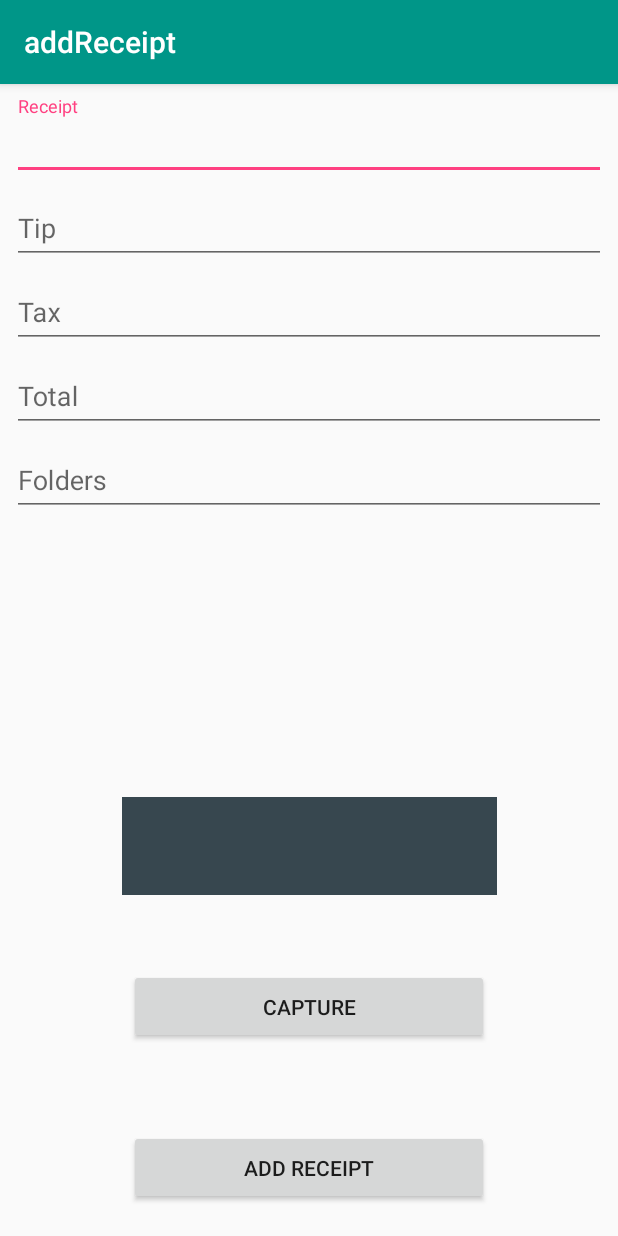
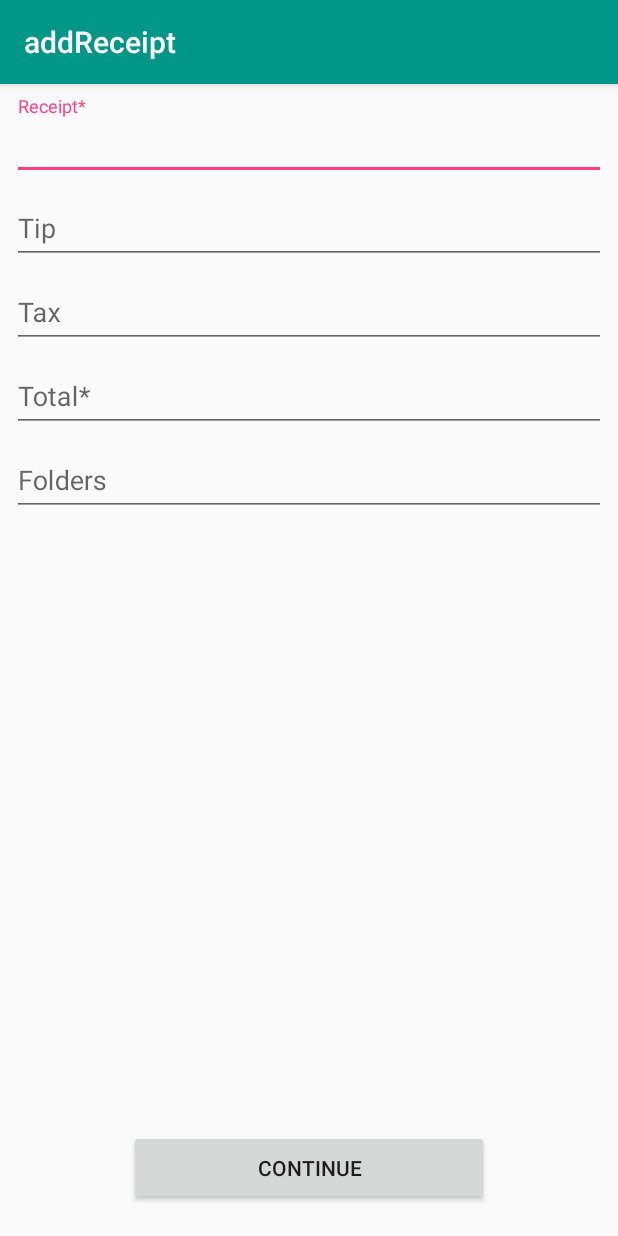
Before and after one commit to bpaw/Receipt-Repo, an Android app: the addReceipt screen opened directly, with no data from a screen before it, on a phone screen of 412 x 824 dp. Run offline under Robolectric (Android 15) with nearby library versions, the phone set to English and light mode, and no system bars; our stand-ins replace Firebase (no records; nobody signed in at launch, a user with empty details on screens opened directly).

Commit message:
Reformatted how pictures are handled. The pictures get uploaded to firebase and the receipt objects now have a url to access those images. Next goal: start grabbing the data from firebase to properly populate the folders auto complete list and start allowing users to see their receipts.

```diff
--- a/app/src/main/java/com/example/brandonpaw/receipttracker/Receipt.java
+++ b/app/src/main/java/com/example/brandonpaw/receipttracker/Receipt.java
@@ -1,4 +1,6 @@
 package com.example.brandonpaw.receipttracker;
+
+import android.net.Uri;
 
 import java.util.ArrayList;
 
@@ -14,10 +16,11 @@ public class Receipt {
     public int tax;
     public int total;
     public ArrayList<String> folders;
+    public String photoPath;
 
     public Receipt() {}
 
-    public Receipt(String receipt, int tip, int tax, int total, ArrayList<String> Xfolders) {
+    public Receipt(String receipt, int tip, int tax, int total, ArrayList<String> Xfolders, String path) {
         this.receipt = receipt;
         this.tip = tip;
         this.tax = tax;
@@ -27,5 +30,6 @@ public class Receipt {
 
             folders.add(folder);
         }
+        this.photoPath = path;
     }
 }
--- a/app/src/main/res/layout/content_add_receipt.xml
+++ b/app/src/main/res/layout/content_add_receipt.xml
@@ -34,7 +34,7 @@
                 android:id="@+id/add_receipt"
                 android:layout_width="match_parent"
                 android:layout_height="wrap_content"
-                android:hint="Receipt" />
+                android:hint="Receipt*" />
 
         </android.support.design.widget.TextInputLayout>
 
@@ -70,7 +70,7 @@
                 android:id="@+id/add_total"
                 android:layout_width="match_parent"
                 android:layout_height="wrap_content"
-                android:hint="Total" />
+                android:hint="Total*" />
 
         </android.support.design.widget.TextInputLayout>
 
@@ -89,41 +89,29 @@
     </LinearLayout>
 
     <ImageView
-        android:id="@+id/testerImageView"
-        android:layout_width="250dp"
-        android:layout_height="65dp"
+        android:id="@+id/imageView2"
+        android:layout_width="300dp"
+        android:layout_height="150dp"
         android:layout_marginBottom="8dp"
         android:layout_marginTop="8dp"
         app:layout_constraintBottom_toBottomOf="parent"
         app:layout_constraintLeft_toLeftOf="parent"
         app:layout_constraintRight_toRightOf="parent"
         app:layout_constraintTop_toTopOf="parent"
-        app:layout_constraintVertical_bias="0.681"
-        app:srcCompat="@color/background" />
+        app:layout_constraintVertical_bias="0.811"
+        app:srcCompat="@android:color/transparent" />
 
     <Button
-        android:id="@+id/button_add"
+        android:id="@+id/button_continue"
         android:layout_width="240dp"
         android:layout_height="50dp"
         android:layout_marginBottom="8dp"
         android:layout_marginTop="8dp"
-        android:text="Add Receipt"
+        android:text="Continue"
         app:layout_constraintBottom_toBottomOf="parent"
         app:layout_constraintLeft_toLeftOf="parent"
         app:layout_constraintRight_toRightOf="parent"
         app:layout_constraintTop_toTopOf="parent"
         app:layout_constraintVertical_bias="0.982" />
 
-    <Button
-        android:id="@+id/button_camera"
-        android:layout_width="240dp"
-        android:layout_height="50dp"
-        android:layout_marginBottom="8dp"
-        android:layout_marginTop="8dp"
-        android:text="Capture"
-        app:layout_constraintBottom_toBottomOf="parent"
-        app:layout_constraintLeft_toLeftOf="parent"
-        app:layout_constraintRight_toRightOf="parent"
-        app:layout_constraintTop_toTopOf="parent"
-        app:layout_constraintVertical_bias="0.829" />
 </android.support.constraint.ConstraintLayout>
--- a/app/src/main/res/values/strings.xml
+++ b/app/src/main/res/values/strings.xml
@@ -31,4 +31,5 @@
     <string name="action_sign_out">Sign Out</string>
 
     <string name="hello_blank_fragment">Hello blank fragment</string>
+    <string name="title_activity_confirm_receipt">confirmReceipt</string>
 </resources>
```
Also changed, not shown: app/src/main/AndroidManifest.xml (+7 -1 lines), app/src/main/java/com/example/brandonpaw/receipttracker/addReceipt.java (+77 -28 lines), app/src/main/java/com/example/brandonpaw/receipttracker/confirmReceipt.java (added, +29 -0 lines), app/src/main/res/layout/activity_confirm_receipt.xml (added, +33 -0 lines), app/src/main/res/layout/content_confirm_receipt.xml (added, +11 -0 lines).
